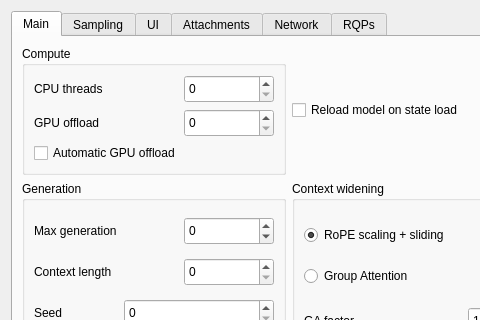
The window that anna_graphica/settingsdialog.ui (matrixsmaster/ANNA) describes before a commit, drawn with Qt 5; both pictures show x 0 to 480 and y 0 to 320 of the 577 by 462 pixel window.
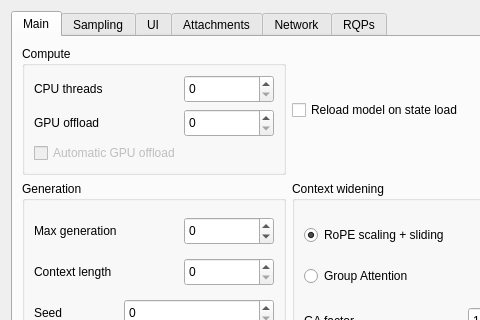
The same window after the commit. Icons and pictures are not drawn.

Commit message: GUI: Added more text decorations for RQPs; added stderr

What changed in the file:
```diff
--- a/anna_graphica/settingsdialog.ui
+++ b/anna_graphica/settingsdialog.ui
@@ -126,6 +126,9 @@
           </item>
           <item>
            <widget class="QCheckBox" name="autoGPU">
+            <property name="enabled">
+             <bool>false</bool>
+            </property>
             <property name="text">
              <string>Automatic GPU offload</string>
             </property>
```
The commit also changes 4 other files.
